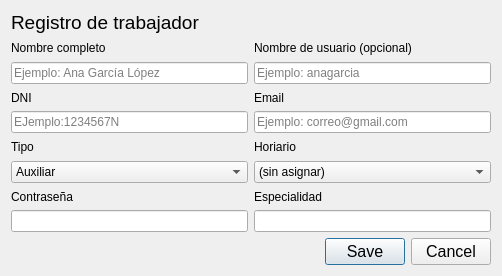
Qt form src/vista/ui/admin/trabajador_form.ui (mbatla00/cediza_IS) before a commit.
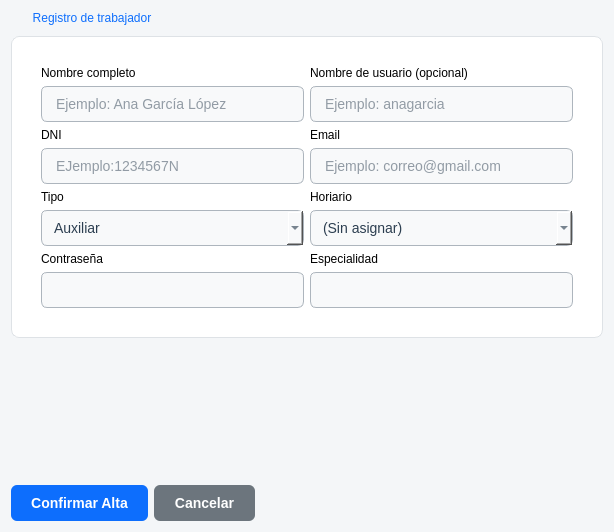
The same form after that commit.

Diff of the .ui file:
```diff
--- a/src/vista/ui/admin/trabajador_form.ui
+++ b/src/vista/ui/admin/trabajador_form.ui
@@ -6,174 +6,276 @@
    <rect>
     <x>0</x>
     <y>0</y>
-    <width>502</width>
-    <height>276</height>
+    <width>614</width>
+    <height>532</height>
    </rect>
   </property>
   <property name="windowTitle">
    <string>Dialog</string>
   </property>
-  <layout class="QGridLayout" name="gridLayout">
-   <item row="0" column="0">
-    <widget class="QLabel" name="label">
-     <property name="font">
-      <font>
-       <pointsize>14</pointsize>
-      </font>
-     </property>
-     <property name="text">
+  <property name="styleSheet">
+   <string notr="true">/* 1. Fondo de la ventana (Gris clarito web) */
+QDialog {
+    background-color: #f4f6f8;
+}
+
+/* 2. El efecto &quot;Tarjeta Blanca&quot; para el QGroupBox */
+QGroupBox {
+    background-color: #ffffff;
+    border: 1px solid #dee2e6;
+    border-radius: 8px;
+    margin-top: 25px;
+    padding: 20px;
+}
+
+/* 3. Título de la tarjeta (&quot;Registro de Trabajador&quot;) */
+QGroupBox::title {
+    subcontrol-origin: margin;
+    left: 15px;
+    padding: 0 5px;
+    color: #0d6efd; /* Azul principal */
+    font-size: 16px;
+    font-weight: bold;
+}
+
+/* 4. Cajas de texto y combos básicos */
+QLineEdit, QComboBox {
+    border: 1px solid #adb5bd;
+    border-radius: 6px;
+    padding: 8px 12px;
+    background-color: #f8f9fa;
+    font-size: 14px;
+    color: #2c3e50;
+}
+QLineEdit:focus, QComboBox:focus {
+    border: 2px solid #0d6efd;
+    background-color: #ffffff;
+}
+
+/* 🌟 SOLUCIÓN AL DESPLEGABLE OSCURO 🌟 */
+/* Fuerza a que la lista flotante interna sea blanca y el texto oscuro */
+QComboBox QAbstractItemView {
+    background-color: #ffffff;
+    background: #ffffff;
+    color: #2c3e50;
+    border: 1px solid #dee2e6;
+    selection-background-color: #0d6efd; /* Color azul al pasar el ratón */
+    selection-color: #ffffff;
+}
+
+/* 5. Botón principal: Guardar / Confirmar (Azul) */
+QPushButton#btn_guardar {
+    background-color: #0d6efd;
+    color: white;
+    border-radius: 6px;
+    padding: 10px 20px;
+    font-weight: bold;
+    font-size: 14px;
+}
+QPushButton#btn_guardar:hover { background-color: #0b5ed7; }
+
+/* 6. Botón secundario: Cancelar (Gris) */
+QPushButton#btn_cancelar {
+    background-color: #6c757d;
+    color: white;
+    border-radius: 6px;
+    padding: 10px 20px;
+    font-weight: bold;
+    font-size: 14px;
+}
+QPushButton#btn_cancelar:hover { background-color: #5a6268; }</string>
+  </property>
+  <layout class="QVBoxLayout" name="verticalLayout">
+   <item>
+    <widget class="QGroupBox" name="groupBox">
+     <property name="title">
       <string>Registro de trabajador</string>
      </property>
+     <layout class="QGridLayout" name="gridLayout">
+      <item row="0" column="0">
+       <widget class="QLabel" name="label_3">
+        <property name="text">
+         <string>Nombre completo</string>
+        </property>
+       </widget>
+      </item>
+      <item row="0" column="1">
+       <widget class="QLabel" name="label_4">
+        <property name="text">
+         <string>Nombre de usuario (opcional)</string>
+        </property>
+       </widget>
+      </item>
+      <item row="1" column="0">
+       <widget class="QLineEdit" name="txt_nombre_completo">
+        <property name="placeholderText">
+         <string>Ejemplo: Ana García López</string>
+        </property>
+       </widget>
+      </item>
+      <item row="1" column="1">
+       <widget class="QLineEdit" name="txt_nombre_usuario">
+        <property name="placeholderText">
+         <string>Ejemplo: anagarcia</string>
+        </property>
+       </widget>
+      </item>
+      <item row="2" column="0">
+       <widget class="QLabel" name="label_5">
+        <property name="text">
+         <string>DNI</string>
+        </property>
+       </widget>
+      </item>
+      <item row="2" column="1">
+       <widget class="QLabel" name="label_6">
+        <property name="text">
+         <string>Email</string>
+        </property>
+       </widget>
+      </item>
+      <item row="3" column="0">
+       <widget class="QLineEdit" name="txt_dni">
+        <property name="maxLength">
+         <number>9</number>
+        </property>
+        <property name="placeholderText">
+         <string>EJemplo:1234567N</string>
+        </property>
+       </widget>
+      </item>
+      <item row="3" column="1">
+       <widget class="QLineEdit" name="txt_email">
+        <property name="placeholderText">
+         <string>Ejemplo: correo@gmail.com</string>
+        </property>
+       </widget>
+      </item>
+      <item row="4" column="0">
+       <widget class="QLabel" name="label_7">
+        <property name="text">
+         <string>Tipo</string>
+        </property>
+       </widget>
+      </item>
+      <item row="4" column="1">
+       <widget class="QLabel" name="label_8">
+        <property name="text">
+         <string>Horiario</string>
+        </property>
+       </widget>
+      </item>
+      <item row="5" column="0">
+       <widget class="QComboBox" name="cb_tipo">
+        <item>
+         <property name="text">
+          <string>Auxiliar</string>
+         </property>
+        </item>
+        <item>
+         <property name="text">
+          <string>Coordinador</string>
+         </property>
+        </item>
+        <item>
+         <property name="text">
+          <string>Especialista</string>
+         </property>
+        </item>
+       </widget>
+      </item>
+      <item row="5" column="1">
+       <widget class="QComboBox" name="txt_horario">
+        <item>
+         <property name="text">
+          <string>(Sin asignar)</string>
+         </property>
+        </item>
+        <item>
+         <property name="text">
+          <string>Mañana</string>
+         </property>
+        </item>
+        <item>
+         <property name="text">
+          <string>Tarde</string>
+         </property>
+        </item>
+       </widget>
+      </item>
+      <item row="6" column="0">
+       <widget class="QLabel" name="label_2">
+        <property name="lineWidth">
+         <number>8</number>
+        </property>
+        <property name="text">
+         <string>Contraseña</string>
+        </property>
+       </widget>
+      </item>
+      <item row="6" column="1">
+       <widget class="QLabel" name="lbl_especialidad">
+        <property name="text">
+         <string>Especialidad</string>
+        </property>
+       </widget>
+      </item>
+      <item row="7" column="0">
+       <widget class="QLineEdit" name="txt_password">
+        <property name="echoMode">
+         <enum>QLineEdit::EchoMode::Password</enum>
+        </property>
+       </widget>
+      </item>
+      <item row="7" column="1">
+       <widget class="QLineEdit" name="txt_especialidad"/>
+      </item>
+     </layout>
     </widget>
    </item>
-   <item row="4" column="1">
-    <widget class="QLineEdit" name="txt_email">
-     <property name="placeholderText">
-      <string>Ejemplo: correo@gmail.com</string>
-     </property>
-    </widget>
-   </item>
-   <item row="7" column="0">
-    <widget class="QLabel" name="label_2">
-     <property name="lineWidth">
-      <number>8</number>
-     </property>
-     <property name="text">
-      <string>Contraseña</string>
-     </property>
-    </widget>
-   </item>
-   <item row="1" column="0">
-    <widget class="QLabel" name="label_3">
-     <property name="text">
-      <string>Nombre completo</string>
-     </property>
-    </widget>
-   </item>
-   <item row="2" column="0">
-    <widget class="QLineEdit" name="txt_nombre_completo">
-     <property name="placeholderText">
-      <string>Ejemplo: Ana García López</string>
-     </property>
-    </widget>
-   </item>
-   <item row="3" column="1">
-    <widget class="QLabel" name="label_6">
-     <property name="text">
-      <string>Email</string>
-     </property>
-    </widget>
-   </item>
-   <item row="9" column="1">
-    <widget class="QDialogButtonBox" name="buttonBox">
-     <property name="font">
-      <font>
-       <pointsize>12</pointsize>
-      </font>
-     </property>
+   <item>
+    <spacer name="verticalSpacer">
      <property name="orientation">
-      <enum>Qt::Orientation::Horizontal</enum>
+      <enum>Qt::Orientation::Vertical</enum>
      </property>
-     <property name="standardButtons">
-      <set>QDialogButtonBox::StandardButton::Cancel|QDialogButtonBox::StandardButton::Save</set>
+     <property name="sizeHint" stdset="0">
+      <size>
+       <width>20</width>
+       <height>111</height>
+      </size>
      </property>
-    </widget>
+    </spacer>
    </item>
-   <item row="3" column="0">
-    <widget class="QLabel" name="label_5">
-     <property name="text">
-      <string>DNI</string>
-     </property>
-    </widget>
-   </item>
-   <item row="8" column="0">
-    <widget class="QLineEdit" name="txt_password"/>
-   </item>
-   <item row="4" column="0">
-    <widget class="QLineEdit" name="txt_dni">
-     <property name="maxLength">
-      <number>9</number>
-     </property>
-     <property name="placeholderText">
-      <string>EJemplo:1234567N</string>
-     </property>
-    </widget>
-   </item>
-   <item row="6" column="1">
-    <widget class="QComboBox" name="horario">
+   <item>
+    <layout class="QHBoxLayout" name="horizontalLayout">
      <item>
-      <property name="text">
-       <string>(sin asignar)</string>
-      </property>
+      <widget class="QPushButton" name="btn_guardar">
+       <property name="text">
+        <string>Confirmar Alta</string>
+       </property>
+      </widget>
      </item>
      <item>
-      <property name="text">
-       <string>Mañana</string>
-      </property>
+      <widget class="QPushButton" name="btn_cancelar">
+       <property name="text">
+        <string>Cancelar</string>
+       </property>
+      </widget>
      </item>
      <item>
-      <property name="text">
-       <string>Tarde</string>
-      </property>
+      <spacer name="horizontalSpacer">
+       <property name="orientation">
+        <enum>Qt::Orientation::Horizontal</enum>
+       </property>
+       <property name="sizeHint" stdset="0">
+        <size>
+         <width>40</width>
+         <height>20</height>
+        </size>
+       </property>
+      </spacer>
      </item>
-    </widget>
-   </item>
-   <item row="2" column="1">
-    <widget class="QLineEdit" name="txt_nombre_usuario">
-     <property name="placeholderText">
-      <string>Ejemplo: anagarcia</string>
-     </property>
-    </widget>
-   </item>
-   <item row="1" column="1">
-    <widget class="QLabel" name="label_4">
-     <property name="text">
-      <string>Nombre de usuario (opcional)</string>
-     </property>
-    </widget>
-   </item>
-   <item row="8" column="1">
-    <widget class="QLineEdit" name="txt_especialidad"/>
-   </item>
-   <item row="6" column="0">
-    <widget class="QComboBox" name="tipo">
-     <item>
-      <property name="text">
-       <string>Auxiliar</string>
-      </property>
-     </item>
-     <item>
-      <property name="text">
-       <string>Coordinador</string>
-      </property>
-     </item>
-     <item>
-      <property name="text">
-       <string>Especialista</string>
-      </property>
-     </item>
-    </widget>
-   </item>
-   <item row="5" column="0">
-    <widget class="QLabel" name="label_7">
-     <property name="text">
-      <string>Tipo</string>
-     </property>
-    </widget>
-   </item>
-   <item row="5" column="1">
-    <widget class="QLabel" name="label_8">
-     <property name="text">
-      <string>Horiario</string>
-     </property>
-    </widget>
-   </item>
-   <item row="7" column="1">
-    <widget class="QLabel" name="lbl_especialidad">
-     <property name="text">
-      <string>Especialidad</string>
-     </property>
-    </widget>
+    </layout>
    </item>
   </layout>
  </widget>
```
Left out of the diff: 35 changed lines with no effect on the pictures.
